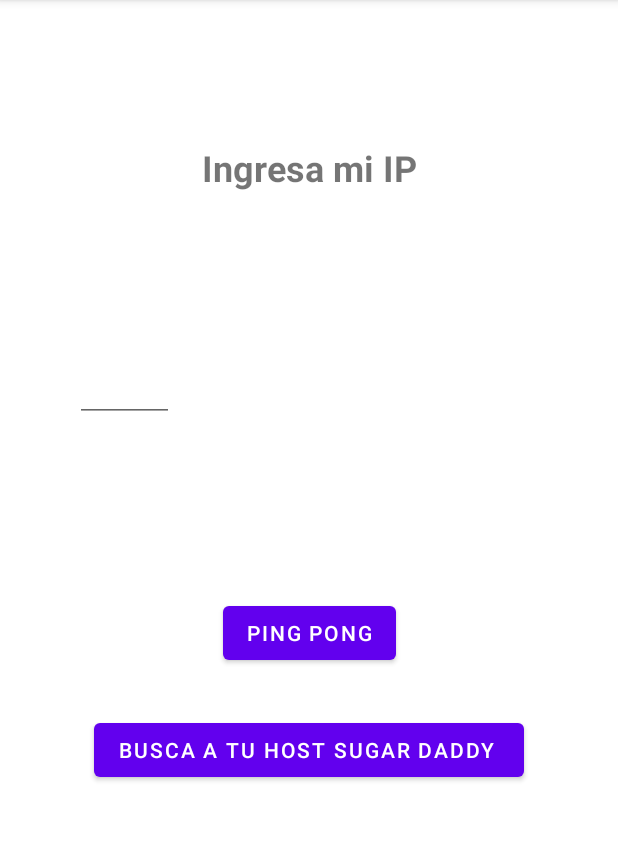
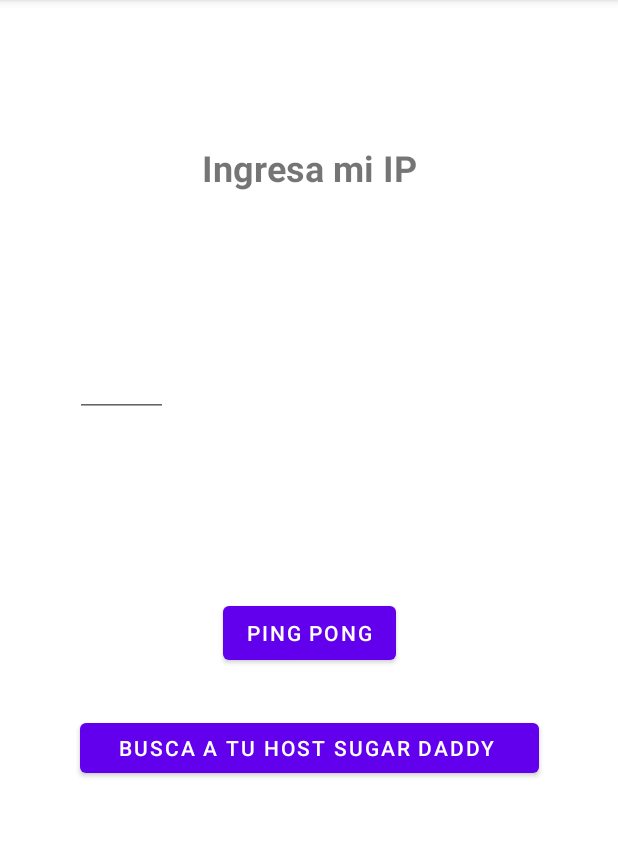
Before and after one commit to paulamorales089/semana4_tarea, an Android app: the screen it shows after launch (MainActivity), on a phone screen of 412 x 824 dp, the part 84-925 px from its top. Run offline under Robolectric (Android 15) with nearby library versions, the phone set to English and light mode, and no system bars; 4 statements that could not run were skipped.

Commit message:
ajustes de pantalla

```diff
--- a/app/src/main/res/layout/activity_main.xml
+++ b/app/src/main/res/layout/activity_main.xml
@@ -8,21 +8,23 @@
 
     <EditText
         android:id="@+id/espacio4"
-        android:layout_width="66dp"
-        android:layout_height="53dp"
-        android:layout_marginStart="20dp"
+        android:layout_width="60dp"
+        android:layout_height="50dp"
+        android:layout_marginStart="10dp"
         android:ems="10"
         android:inputType="number"
         app:layout_constraintBottom_toBottomOf="@+id/espacio3"
+        app:layout_constraintEnd_toEndOf="parent"
+        app:layout_constraintHorizontal_bias="0.0"
         app:layout_constraintStart_toEndOf="@+id/espacio3"
         app:layout_constraintTop_toTopOf="@+id/espacio3"
-        app:layout_constraintVertical_bias="1.0" />
+        app:layout_constraintVertical_bias="0.0" />
 
     <EditText
         android:id="@+id/espacio3"
-        android:layout_width="66dp"
-        android:layout_height="53dp"
-        android:layout_marginStart="20dp"
+        android:layout_width="60dp"
+        android:layout_height="50dp"
+        android:layout_marginStart="10dp"
         android:layout_marginTop="60dp"
         android:ems="10"
         android:inputType="number"
@@ -33,9 +35,9 @@
 
     <EditText
         android:id="@+id/espacio2"
-        android:layout_width="66dp"
-        android:layout_height="53dp"
-        android:layout_marginStart="20dp"
+        android:layout_width="60dp"
+        android:layout_height="50dp"
+        android:layout_marginStart="10dp"
         android:layout_marginTop="60dp"
         android:ems="10"
         android:inputType="number"
@@ -59,12 +61,14 @@
 
     <EditText
         android:id="@+id/espacio1"
-        android:layout_width="66dp"
-        android:layout_height="53dp"
+        android:layout_width="0dp"
+        android:layout_height="50dp"
         android:layout_marginStart="50dp"
         android:layout_marginTop="100dp"
+        android:layout_marginEnd="300dp"
         android:ems="10"
         android:inputType="number"
+        app:layout_constraintEnd_toEndOf="parent"
         app:layout_constraintStart_toStartOf="parent"
         app:layout_constraintTop_toBottomOf="@+id/textView" />
 
@@ -80,8 +84,8 @@
 
     <Button
         android:id="@+id/sugarDaddy_boton"
-        android:layout_width="wrap_content"
-        android:layout_height="wrap_content"
+        android:layout_width="306dp"
+        android:layout_height="45dp"
         android:layout_marginTop="30dp"
         android:text="busca a tu host sugar daddy "
         app:layout_constraintEnd_toEndOf="parent"
```
